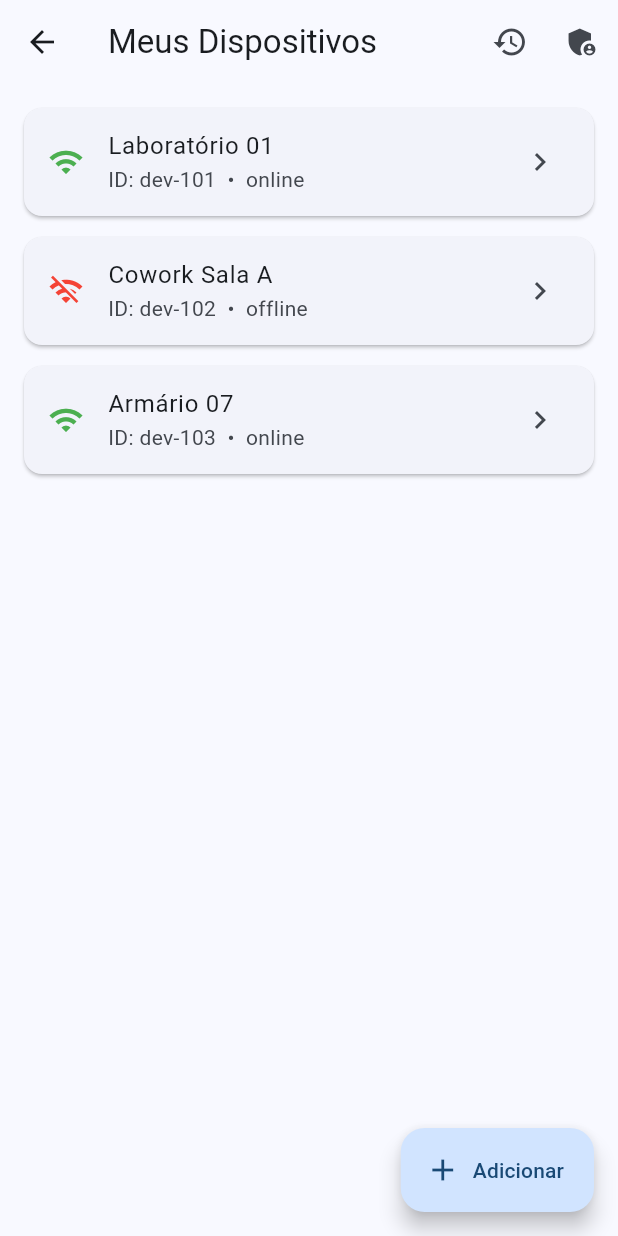
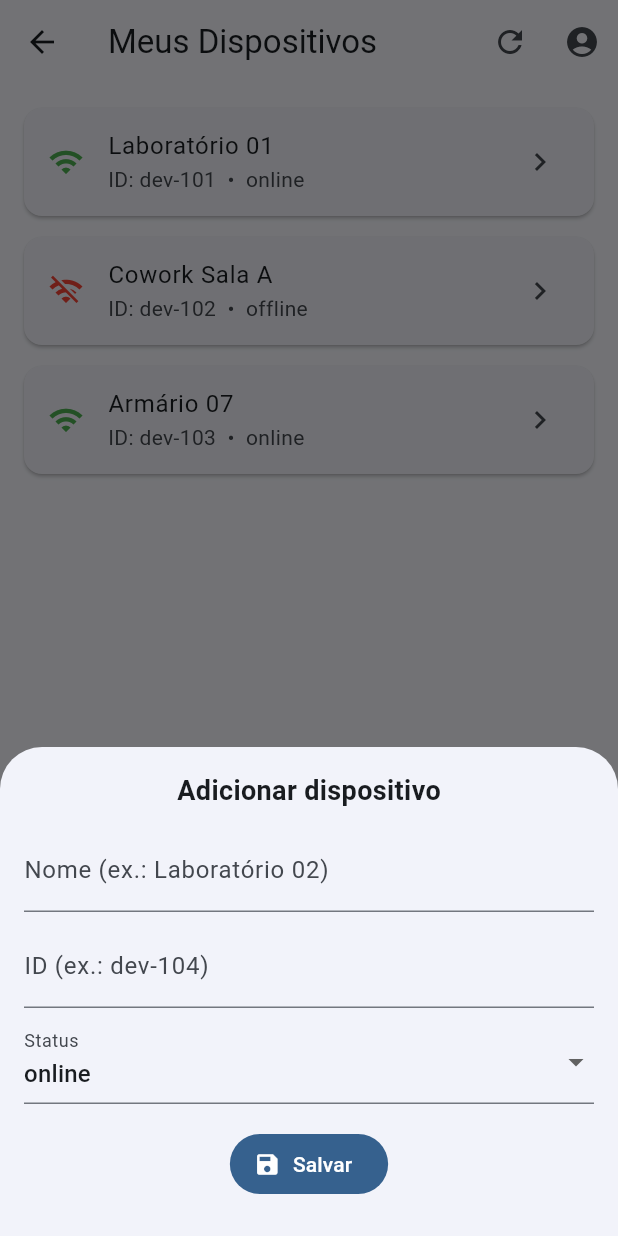
Before and after one commit to Accessa-IoT/accessa_mobile, a Flutter app: the DevicesScreen screen opened by its route, after a tap on "Adicionar", on a phone screen of 412 x 824 dp. Run offline on Flutter 3.47's test engine with Material 3 defaults, Android fonts, the phone set to English and light mode, and no system bars.

Commit message:
feat(devices): habilita botão +Adicionar com formulário e inclusão na lista
Abre bottom sheet com ID/nome/status; valida campos; adiciona dispositivo e exibe feedback.

Cria ações no AppBar (refresh/perfil) para futuras integrações.

```diff
--- a/lib/screens/devices/devices_screen.dart
+++ b/lib/screens/devices/devices_screen.dart
@@ -8,12 +8,68 @@ class DevicesScreen extends StatefulWidget {
 }
 
 class _DevicesScreenState extends State<DevicesScreen> {
-  // TODO: substituir por fetch da API
-  final _devices = const [
+  final List<Map<String, String>> _devices = [
     {'id': 'dev-101', 'name': 'Laboratório 01', 'status': 'online'},
     {'id': 'dev-102', 'name': 'Cowork Sala A', 'status': 'offline'},
     {'id': 'dev-103', 'name': 'Armário 07', 'status': 'online'},
   ];
+
+  void _openAddDevice() {
+    final idCtrl = TextEditingController();
+    final nameCtrl = TextEditingController();
+    String status = 'online';
+
+    showModalBottomSheet(
+      context: context,
+      isScrollControlled: true,
+      builder: (_) => Padding(
+        padding: EdgeInsets.only(
+          bottom: MediaQuery.of(context).viewInsets.bottom + 16,
+          left: 16, right: 16, top: 16,
+        ),
+        child: Column(
+          mainAxisSize: MainAxisSize.min,
+          children: [
+            const Text('Adicionar dispositivo', style: TextStyle(fontSize: 18, fontWeight: FontWeight.w600)),
+            const SizedBox(height: 12),
+            TextField(
+              controller: nameCtrl,
+              decoration: const InputDecoration(labelText: 'Nome (ex.: Laboratório 02)'),
+            ),
+            const SizedBox(height: 8),
+            TextField(
+              controller: idCtrl,
+              decoration: const InputDecoration(labelText: 'ID (ex.: dev-104)'),
+            ),
+            const SizedBox(height: 8),
+            DropdownButtonFormField<String>(
+              value: status,
+              items: const [
+                DropdownMenuItem(value: 'online', child: Text('online')),
+                DropdownMenuItem(value: 'offline', child: Text('offline')),
+              ],
+              onChanged: (v) => status = v ?? 'online',
+              decoration: const InputDecoration(labelText: 'Status'),
+            ),
+            const SizedBox(height: 16),
+            FilledButton.icon(
+              icon: const Icon(Icons.save),
+              label: const Text('Salvar'),
+              onPressed: () {
+                if (idCtrl.text.isEmpty || nameCtrl.text.isEmpty) return;
+                setState(() {
+                  _devices.add({'id': idCtrl.text, 'name': nameCtrl.text, 'status': status});
+                });
+                Navigator.pop(context);
+                ScaffoldMessenger.of(context).showSnackBar(const SnackBar(content: Text('Dispositivo adicionado')));
+              },
+            ),
+            const SizedBox(height: 8),
+          ],
+        ),
+      ),
+    );
+  }
 
   @override
   Widget build(BuildContext context) {
@@ -22,14 +78,14 @@ class _DevicesScreenState extends State<DevicesScreen> {
         title: const Text('Meus Dispositivos'),
         actions: [
           IconButton(
-            tooltip: 'Histórico',
-            icon: const Icon(Icons.history),
-            onPressed: () => Navigator.pushNamed(context, '/history'),
+            tooltip: 'Atualizar',
+            icon: const Icon(Icons.refresh),
+            onPressed: () => setState(() {}),
           ),
           IconButton(
-            tooltip: 'Admin',
-            icon: const Icon(Icons.admin_panel_settings),
-            onPressed: () => Navigator.pushNamed(context, '/admin'),
+            tooltip: 'Perfil',
+            icon: const Icon(Icons.account_circle),
+            onPressed: () {}, // futuro: perfil/Logout
           ),
         ],
       ),
@@ -42,10 +98,7 @@ class _DevicesScreenState extends State<DevicesScreen> {
           final online = d['status'] == 'online';
           return Card(
             child: ListTile(
-              leading: Icon(
-                online ? Icons.wifi : Icons.wifi_off,
-                color: online ? Colors.green : Colors.red,
-              ),
+              leading: Icon(online ? Icons.wifi : Icons.wifi_off, color: online ? Colors.green : Colors.red),
               title: Text(d['name']!),
               subtitle: Text('ID: ${d['id']}  •  ${d['status']}'),
               trailing: const Icon(Icons.chevron_right),
@@ -61,9 +114,7 @@ class _DevicesScreenState extends State<DevicesScreen> {
       floatingActionButton: FloatingActionButton.extended(
         icon: const Icon(Icons.add),
         label: const Text('Adicionar'),
-        onPressed: () {
-          // TODO: cadastro de dispositivo
-        },
+        onPressed: _openAddDevice,
       ),
     );
   }
```
